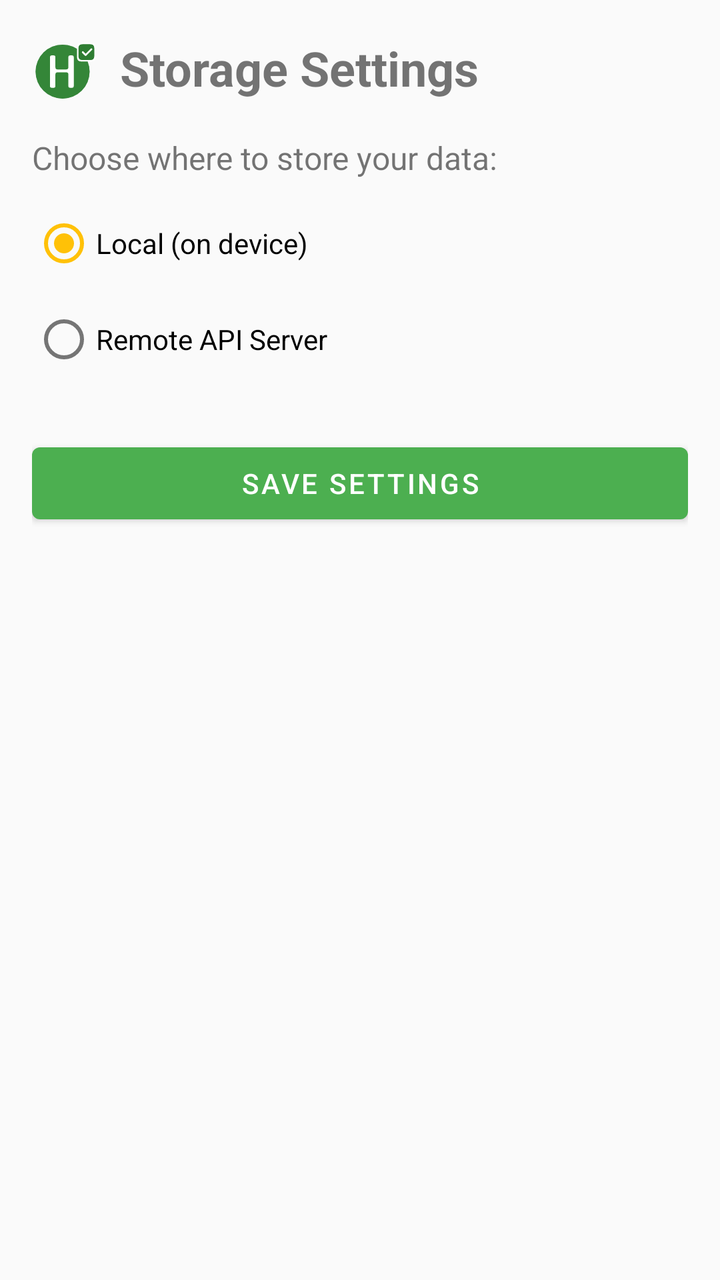
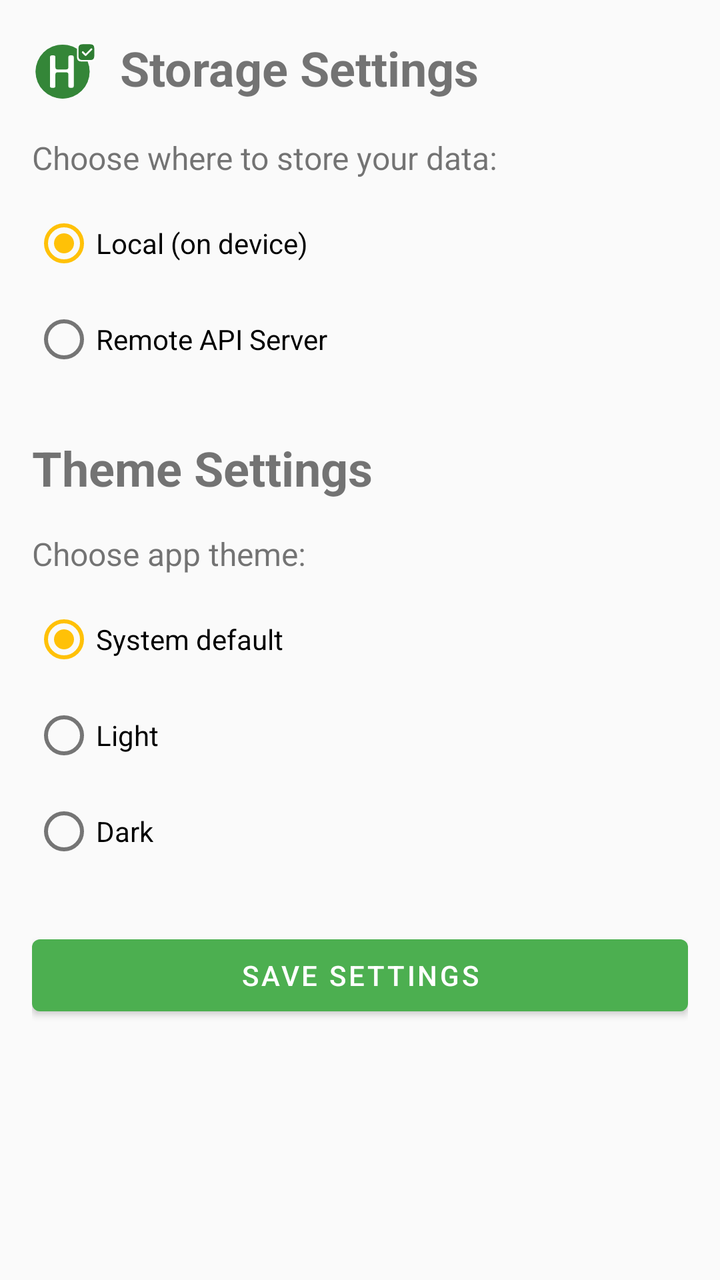

The first picture is an Android layout as it rendered before a commit; the second is the same layout after the commit. The layout source and the unified diff follow.
<!-- AndroidManifest.xml: application theme Theme.HabitEvaluator -->
<!-- res/layout/activity_settings.xml -->
<?xml version="1.0" encoding="utf-8"?>
<ScrollView xmlns:android="http://schemas.android.com/apk/res/android"
    xmlns:app="http://schemas.android.com/apk/res-auto"
    android:layout_width="match_parent"
    android:layout_height="match_parent">

    <LinearLayout
        android:layout_width="match_parent"
        android:layout_height="wrap_content"
        android:orientation="vertical"
        android:padding="16dp">

        <LinearLayout
            android:layout_width="match_parent"
            android:layout_height="wrap_content"
            android:orientation="horizontal"
            android:gravity="center_vertical">

            <ImageView
                android:id="@+id/appLogo"
                android:layout_width="36dp"
                android:layout_height="36dp"
                android:src="@drawable/ic_launcher"
                android:contentDescription="@string/app_name" />

            <TextView
                android:layout_width="wrap_content"
                android:layout_height="wrap_content"
                android:layout_marginStart="8dp"
                android:text="@string/storage_settings"
                android:textSize="24sp"
                android:textStyle="bold" />
        </LinearLayout>

        <TextView
            android:layout_width="wrap_content"
            android:layout_height="wrap_content"
            android:layout_marginTop="16dp"
            android:text="@string/storage_mode_label"
            android:textSize="16sp" />

        <RadioGroup
            android:id="@+id/storageModeGroup"
            android:layout_width="match_parent"
            android:layout_height="wrap_content"
            android:layout_marginTop="8dp">

            <RadioButton
                android:id="@+id/localRadio"
                android:layout_width="wrap_content"
                android:layout_height="wrap_content"
                android:text="@string/storage_local"
                android:checked="true" />

            <RadioButton
                android:id="@+id/remoteRadio"
                android:layout_width="wrap_content"
                android:layout_height="wrap_content"
                android:text="@string/storage_remote" />
        </RadioGroup>

        <LinearLayout
            android:id="@+id/remoteSettingsPanel"
            android:layout_width="match_parent"
            android:layout_height="wrap_content"
            android:layout_marginTop="16dp"
            android:orientation="vertical"
            android:visibility="gone">

            <TextView
                android:layout_width="wrap_content"
                android:layout_height="wrap_content"
                android:text="@string/remote_api_config"
                android:textSize="18sp"
                android:textStyle="bold" />

            <com.google.android.material.textfield.TextInputLayout
                android:id="@+id/apiUrlLayout"
                android:layout_width="match_parent"
                android:layout_height="wrap_content"
                android:layout_marginTop="8dp"
                android:hint="@string/api_url_hint">

                <com.google.android.material.textfield.TextInputEditText
                    android:id="@+id/apiUrlInput"
                    android:layout_width="match_parent"
                    android:layout_height="wrap_content"
                    android:inputType="textUri" />
            </com.google.android.material.textfield.TextInputLayout>

            <com.google.android.material.textfield.TextInputLayout
                android:id="@+id/apiUsernameLayout"
                android:layout_width="match_parent"
                android:layout_height="wrap_content"
                android:layout_marginTop="8dp"
                android:hint="@string/api_username_hint">

                <com.google.android.material.textfield.TextInputEditText
                    android:id="@+id/apiUsernameInput"
                    android:layout_width="match_parent"
                    android:layout_height="wrap_content"
                    android:inputType="text" />
            </com.google.android.material.textfield.TextInputLayout>

            <com.google.android.material.textfield.TextInputLayout
                android:id="@+id/apiPasswordLayout"
                android:layout_width="match_parent"
                android:layout_height="wrap_content"
                android:layout_marginTop="8dp"
                android:hint="@string/api_password_hint"
                app:passwordToggleEnabled="true">

                <com.google.android.material.textfield.TextInputEditText
                    android:id="@+id/apiPasswordInput"
                    android:layout_width="match_parent"
                    android:layout_height="wrap_content"
                    android:inputType="textPassword" />
            </com.google.android.material.textfield.TextInputLayout>

            <com.google.android.material.button.MaterialButton
                android:id="@+id/testConnectionButton"
                android:layout_width="wrap_content"
                android:layout_height="wrap_content"
                android:layout_marginTop="8dp"
                android:text="@string/test_connection"
                style="@style/Widget.MaterialComponents.Button.OutlinedButton" />

            <TextView
                android:id="@+id/connectionStatusText"
                android:layout_width="wrap_content"
                android:layout_height="wrap_content"
                android:layout_marginTop="4dp" />
        </LinearLayout>

        <com.google.android.material.button.MaterialButton
            android:id="@+id/saveSettingsButton"
            android:layout_width="match_parent"
            android:layout_height="wrap_content"
            android:layout_marginTop="24dp"
            android:text="@string/save_settings" />
    </LinearLayout>
</ScrollView>
<!-- resources referenced by this layout -->
<resources>
  <!-- drawable ic_launcher (drawable) -->
  <?xml version="1.0" encoding="utf-8"?>
  <vector xmlns:android="http://schemas.android.com/apk/res/android"
      android:width="108dp"
      android:height="108dp"
      android:viewportWidth="200"
      android:viewportHeight="200">
  
      
      <path
          android:fillColor="#1B5E20"
          android:pathData="M85,110m-75,0a75,75 0,1 1,150 0a75,75 0,1 1,-150 0" />
  
      
      <path
          android:fillColor="#4CAF50"
          android:fillAlpha="0.5"
          android:pathData="M85,110m-75,0a75,75 0,1 1,150 0a75,75 0,1 1,-150 0" />
  
      
      <path
          android:fillColor="#FFFFFF"
          android:pathData="M50,70 L50,150 Q50,155 55,155 L60,155 Q65,155 65,150 L65,118 Q65,112 71,112 L95,112 Q101,112 101,118 L101,150 Q101,155 106,155 L111,155 Q116,155 116,150 L116,70 Q116,65 111,65 L106,65 Q101,65 101,70 L101,98 Q101,104 95,104 L71,104 Q65,104 65,98 L65,70 Q65,65 60,65 L55,65 Q50,65 50,70 Z" />
  
      
      <path
          android:fillColor="#FFFFFF"
          android:pathData="M137,30 L165,30 Q177,30 177,42 L177,70 Q177,82 165,82 L137,82 Q125,82 125,70 L125,42 Q125,30 137,30 Z" />
  
      
      <path
          android:fillColor="#2E7D32"
          android:pathData="M140,34 L162,34 Q173,34 173,45 L173,67 Q173,78 162,78 L140,78 Q129,78 129,67 L129,45 Q129,34 140,34 Z" />
  
      
      <path
          android:fillColor="@android:color/transparent"
          android:pathData="M141,56 L149,64 L165,48"
          android:strokeWidth="5"
          android:strokeColor="#FFFFFF"
          android:strokeLineCap="round"
          android:strokeLineJoin="round" />
  </vector>
  <string name="api_password_hint">Password</string>
  <string name="api_url_hint">Server URL</string>
  <string name="api_username_hint">Username</string>
  <string name="app_name">Habit Evaluator</string>
  <string name="remote_api_config">Remote API Configuration</string>
  <string name="save_settings">Save Settings</string>
  <string name="storage_local">Local (on device)</string>
  <string name="storage_mode_label">Choose where to store your data:</string>
  <string name="storage_remote">Remote API Server</string>
  <string name="storage_settings">Storage Settings</string>
  <string name="test_connection">Test Connection</string>
  <style name="Theme.HabitEvaluator" parent="Theme.MaterialComponents.DayNight.DarkActionBar">
          <item name="colorPrimary">@color/primary</item>
          <item name="colorPrimaryDark">@color/primary_dark</item>
          <item name="colorAccent">@color/accent</item>
          <item name="android:windowBackground">@color/background</item>
      </style>
  <color name="primary">#4CAF50</color>
  <color name="primary_dark">#388E3C</color>
  <color name="accent">#FFC107</color>
  <color name="background">#FAFAFA</color>
</resources>

<!-- the commit's change to res/layout/activity_settings.xml (unified diff, before → after) -->
@@ -132,6 +132,47 @@
                 android:layout_marginTop="4dp" />
         </LinearLayout>
 
+        <TextView
+            android:layout_width="wrap_content"
+            android:layout_height="wrap_content"
+            android:layout_marginTop="24dp"
+            android:text="@string/theme_settings"
+            android:textSize="24sp"
+            android:textStyle="bold" />
+
+        <TextView
+            android:layout_width="wrap_content"
+            android:layout_height="wrap_content"
+            android:layout_marginTop="16dp"
+            android:text="@string/theme_mode_label"
+            android:textSize="16sp" />
+
+        <RadioGroup
+            android:id="@+id/themeModeGroup"
+            android:layout_width="match_parent"
+            android:layout_height="wrap_content"
+            android:layout_marginTop="8dp">
+
+            <RadioButton
+                android:id="@+id/themeSystemRadio"
+                android:layout_width="wrap_content"
+                android:layout_height="wrap_content"
+                android:text="@string/theme_system"
+                android:checked="true" />
+
+            <RadioButton
+                android:id="@+id/themeLightRadio"
+                android:layout_width="wrap_content"
+                android:layout_height="wrap_content"
+                android:text="@string/theme_light" />
+
+            <RadioButton
+                android:id="@+id/themeDarkRadio"
+                android:layout_width="wrap_content"
+                android:layout_height="wrap_content"
+                android:text="@string/theme_dark" />
+        </RadioGroup>
+
         <com.google.android.material.button.MaterialButton
             android:id="@+id/saveSettingsButton"
             android:layout_width="match_parent"
<!-- resource entries referenced after the edit -->
@@ -54,6 +54,11 @@
   <string name="storage_remote">Remote API Server</string>
   <string name="storage_settings">Storage Settings</string>
   <string name="test_connection">Test Connection</string>
+  <string name="theme_dark">Dark</string>
+  <string name="theme_light">Light</string>
+  <string name="theme_mode_label">Choose app theme:</string>
+  <string name="theme_settings">Theme Settings</string>
+  <string name="theme_system">System default</string>
   <style name="Theme.HabitEvaluator" parent="Theme.MaterialComponents.DayNight.DarkActionBar">
           <item name="colorPrimary">@color/primary</item>
           <item name="colorPrimaryDark">@color/primary_dark</item>
